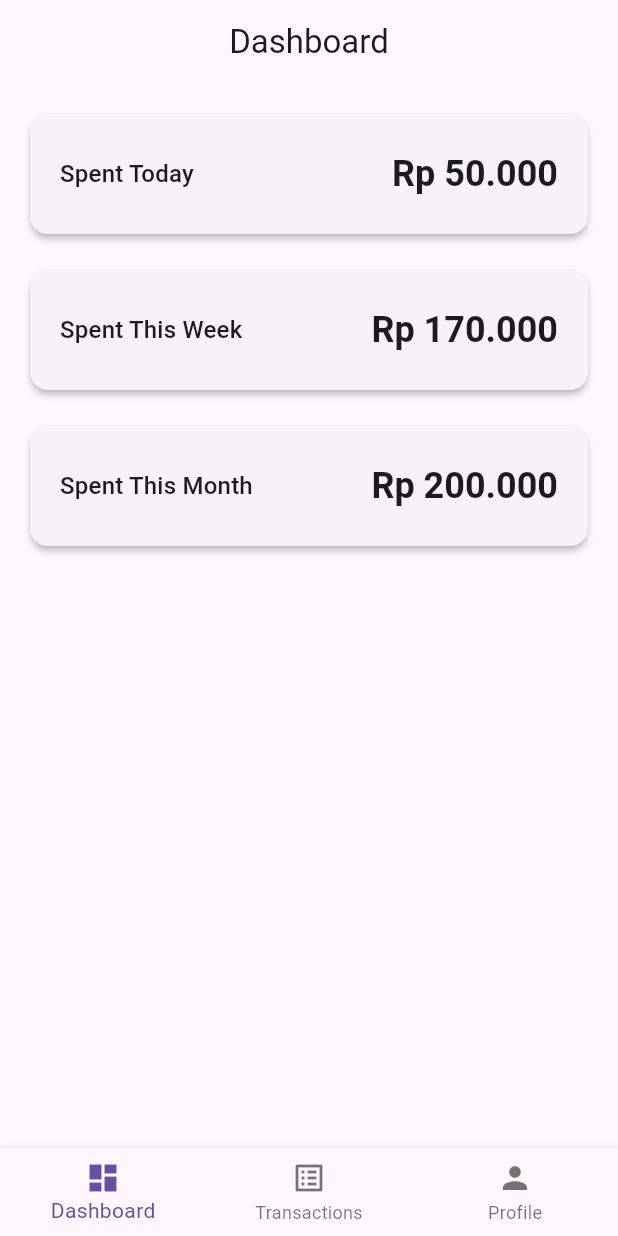
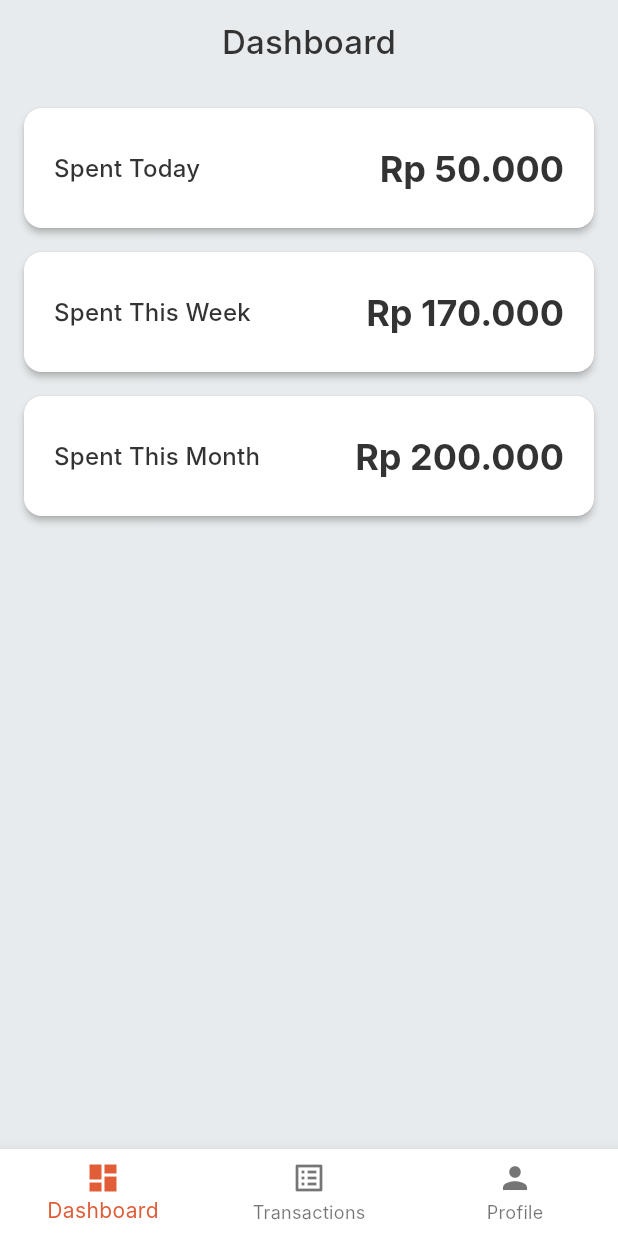
Before and after one commit to veedaisme/veeda-wallet, a Flutter app: the screen it shows after launch, on a phone screen of 412 x 824 dp. Run offline on Flutter 3.47's test engine with Material 3 defaults, Android fonts, the phone set to English and light mode, and no system bars; our stand-ins replace fl_chart, flutter_riverpod, flutter_secure_storage, get_it, go_router, isar and 1 more; accounts and stored records are empty; Roboto replaces fonts that are missing (Inter).

Commit message:
feat: implement app theme with light and dark mode support

```diff
--- a/mobile_app/lib/app.dart
+++ b/mobile_app/lib/app.dart
@@ -1,5 +1,6 @@
 import 'package:flutter/material.dart';
 import 'package:go_router/go_router.dart';
+import 'core/theme/app_theme.dart';
 
 import 'features/dashboard/dashboard_screen.dart';
 import 'features/transactions/transactions_screen.dart';
@@ -12,9 +13,9 @@ class VeedaApp extends StatelessWidget {
   Widget build(BuildContext context) {
     return MaterialApp.router(
       title: 'Simplest Spending Tracker',
-      theme: ThemeData(
-        primarySwatch: Colors.indigo,
-      ),
+      theme: AppTheme.lightTheme,
+      darkTheme: AppTheme.darkTheme,
+      themeMode: ThemeMode.system,
       routerConfig: _router,
     );
   }
--- /dev/null
+++ b/mobile_app/lib/core/theme/app_theme.dart
@@ -0,0 +1,276 @@
+import 'package:flutter/material.dart';
+
+// Helper function to convert HSL values from CSS to Flutter Color
+// CSS: hue (0-360), saturation (0-100%), lightness (0-100%)
+// Flutter HSLColor: hue (0-360), saturation (0-1.0), lightness (0-1.0)
+Color _hslToColor(double h, double s, double l, [double opacity = 1.0]) {
+  return HSLColor.fromAHSL(opacity, h, s / 100.0, l / 100.0).toColor();
+}
+
+class AppColors {
+  // Light Theme Colors from :root
+  static final Color lightBackground = _hslToColor(204.00, 12.20, 91.96);
+  static final Color lightForeground = _hslToColor(0, 0, 20);
+  static final Color lightCard = _hslToColor(0, 0, 100);
+  static final Color lightCardForeground = _hslToColor(0, 0, 20);
+  static final Color lightPopover = _hslToColor(0, 0, 100);
+  static final Color lightPopoverForeground = _hslToColor(0, 0, 20);
+  static final Color lightPrimary = _hslToColor(13.21, 73.04, 54.90);
+  static final Color lightPrimaryForeground = _hslToColor(0, 0, 100);
+  static final Color lightSecondary = _hslToColor(220.00, 14.29, 95.88);
+  static final Color lightSecondaryForeground = _hslToColor(215, 13.79, 34.12);
+  static final Color lightMuted = _hslToColor(210, 20.00, 98.04);
+  static final Color lightMutedForeground = _hslToColor(220, 8.94, 46.08);
+  static final Color lightAccent = _hslToColor(207.69, 46.43, 89.02);
+  static final Color lightAccentForeground = _hslToColor(224.44, 64.29, 32.94);
+  static final Color lightDestructive = _hslToColor(0, 84.24, 60.20);
+  static final Color lightDestructiveForeground = _hslToColor(0, 0, 100);
+  static final Color lightBorder = _hslToColor(210, 9.37, 87.45);
+  static final Color lightInput = _hslToColor(220, 15.79, 96.27);
+  static final Color lightRing = _hslToColor(13.21, 73.04, 54.90);
+
+  // Dark Theme Colors from .dark
+  static final Color darkBackground = _hslToColor(219.13, 29.11, 15.49);
+  static final Color darkForeground = _hslToColor(0, 0, 89.80);
+  static final Color darkCard = _hslToColor(223.64, 20.75, 20.78);
+  static final Color darkCardForeground = _hslToColor(0, 0, 89.80);
+  static final Color darkPopover = _hslToColor(223.33, 19.15, 18.43);
+  static final Color darkPopoverForeground = _hslToColor(0, 0, 89.80);
+  static final Color darkPrimary = _hslToColor(13.21, 73.04, 54.90); // Same as light
+  static final Color darkPrimaryForeground = _hslToColor(0, 0, 100); // Same as light
+  static final Color darkSecondary = _hslToColor(222, 19.23, 20.39);
+  static final Color darkSecondaryForeground = _hslToColor(0, 0, 89.80);
+  static final Color darkMuted = _hslToColor(222, 19.23, 20.39);
+  static final Color darkMutedForeground = _hslToColor(0, 0, 63.92);
+  static final Color darkAccent = _hslToColor(223.64, 34.38, 25.10);
+  static final Color darkAccentForeground = _hslToColor(213.33, 96.92, 87.25);
+  static final Color darkDestructive = _hslToColor(0, 84.24, 60.20); // Same as light
+  static final Color darkDestructiveForeground = _hslToColor(0, 0, 100); // Same as light
+  static final Color darkBorder = _hslToColor(224.35, 15.86, 28.43);
+  static final Color darkInput = _hslToColor(224.35, 15.86, 28.43);
+  static final Color darkRing = _hslToColor(13.21, 73.04, 54.90); // Same as light
+}
+
+class AppTheme {
+  static const String _fontSans = 'Inter';
+
+  static final double _radius = 12.0; // 0.75rem, assuming 1rem = 16px
+
+  static final ThemeData lightTheme = ThemeData(
+    brightness: Brightness.light,
+    primaryColor: AppColors.lightPrimary,
+    scaffoldBackgroundColor: AppColors.lightBackground,
+    fontFamily: _fontSans,
+    colorScheme: ColorScheme(
+      brightness: Brightness.light,
+      primary: AppColors.lightPrimary,
+      onPrimary: AppColors.lightPrimaryForeground,
+      secondary: AppColors.lightSecondary, // Using CSS 'secondary' for Flutter 'secondary'
+      onSecondary: AppColors.lightSecondaryForeground,
+      error: AppColors.lightDestructive,
+      onError: AppColors.lightDestructiveForeground,
+      background: AppColors.lightBackground,
+      onBackground: AppColors.lightForeground,
+      surface: AppColors.lightCard, // Using CSS 'card' for Flutter 'surface'
+      onSurface: AppColors.lightCardForeground,
+      outline: AppColors.lightBorder,
+      // Tertiary could map to accent or be a new color
+      tertiary: AppColors.lightAccent,
+      onTertiary: AppColors.lightAccentForeground,
+      // Inverse primary for things like SnackBar background on dark themes
+      inversePrimary: AppColors.darkPrimary,
+      // Surface tint is often a slightly opaque version of primary on surface
+      surfaceTint: AppColors.lightPrimary.withOpacity(0.05),
+    ),
+    textTheme: _textTheme(_fontSans, AppColors.lightForeground),
+    cardTheme: CardTheme(
+      elevation: 0, // CSS shadows are separate, Flutter's card elevation can be 0 if using custom shadows
+      color: AppColors.lightCard,
+      surfaceTintColor: AppColors.lightCard, // To prevent default tinting
+      shape: RoundedRectangleBorder(
+        borderRadius: BorderRadius.circular(_radius),
+        side: BorderSide(color: AppColors.lightBorder, width: 1),
+      ),
+      margin: EdgeInsets.all(0), // Default card margin, can be overridden
+    ),
+    inputDecorationTheme: InputDecorationTheme(
+      filled: true,
+      fillColor: AppColors.lightInput,
+      contentPadding: EdgeInsets.symmetric(horizontal: 16, vertical: 12),
+      border: OutlineInputBorder(
+        borderRadius: BorderRadius.circular(_radius),
+        borderSide: BorderSide(color: AppColors.lightBorder, width: 1),
+      ),
+      enabledBorder: OutlineInputBorder(
+        borderRadius: BorderRadius.circular(_radius),
+        borderSide: BorderSide(color: AppColors.lightBorder, width: 1),
+      ),
+      focusedBorder: OutlineInputBorder(
+        borderRadius: BorderRadius.circular(_radius),
+        borderSide: BorderSide(color: AppColors.lightRing, width: 2),
+      ),
+      labelStyle: TextStyle(color: AppColors.lightMutedForeground),
+      hintStyle: TextStyle(color: AppColors.lightMutedForeground.withOpacity(0.7)),
+    ),
+    appBarTheme: AppBarTheme(
+      backgroundColor: AppColors.lightBackground,
+      foregroundColor: AppColors.lightForeground,
+      elevation: 0, // Control shadow with a Border or custom shadow
+      surfaceTintColor: AppColors.lightBackground, // to prevent Material 3 tinting
+    ),
+    dialogTheme: DialogTheme(
+      backgroundColor: AppColors.lightPopover,
+      shape: RoundedRectangleBorder(borderRadius: BorderRadius.circular(_radius)),
+      titleTextStyle: TextStyle(fontFamily: _fontSans, color: AppColors.lightPopoverForeground, fontSize: 20, fontWeight: FontWeight.bold),
+      contentTextStyle: TextStyle(fontFamily: _fontSans, color: AppColors.lightPopoverForeground, fontSize: 16),
+    ),
+    elevatedButtonTheme: ElevatedButtonThemeData(
+      style: ElevatedButton.styleFrom(
+        backgroundColor: AppColors.lightPrimary,
+        foregroundColor: AppColors.lightPrimaryForeground,
+        shape: RoundedRectangleBorder(borderRadius: BorderRadius.circular(_radius)),
+        padding: EdgeInsets.symmetric(horizontal: 20, vertical: 12),
+        textStyle: TextStyle(fontFamily: _fontSans, fontWeight: FontWeight.w500)
+      ),
+    ),
+    outlinedButtonTheme: OutlinedButtonThemeData(
+       style: OutlinedButton.styleFrom(
+        foregroundColor: AppColors.lightPrimary,
+        side: BorderSide(color: AppColors.lightBorder),
+        shape: RoundedRectangleBorder(borderRadius: BorderRadius.circular(_radius)),
+        padding: EdgeInsets.symmetric(horizontal: 20, vertical: 12),
+        textStyle: TextStyle(fontFamily: _fontSans, fontWeight: FontWeight.w500)
+      ),
+    ),
+    textButtonTheme: TextButtonThemeData(
+      style: TextButton.styleFrom(
+        foregroundColor: AppColors.lightPrimary,
+        shape: RoundedRectangleBorder(borderRadius: BorderRadius.circular(_radius)),
+        padding: EdgeInsets.symmetric(horizontal: 20, vertical: 12),
+        textStyle: TextStyle(fontFamily: _fontSans, fontWeight: FontWeight.w500)
+      )
+    ),
+    dividerColor: AppColors.lightBorder,
+  );
+
+  static final ThemeData darkTheme = ThemeData(
+    brightness: Brightness.dark,
+    primaryColor: AppColors.darkPrimary,
+    scaffoldBackgroundColor: AppColors.darkBackground,
+    fontFamily: _fontSans,
+    colorScheme: ColorScheme(
+      brightness: Brightness.dark,
+      primary: AppColors.darkPrimary,
+      onPrimary: AppColors.darkPrimaryForeground,
+      secondary: AppColors.darkSecondary,
+      onSecondary: AppColors.darkSecondaryForeground,
+      error: AppColors.darkDestructive,
+      onError: AppColors.darkDestructiveForeground,
+      background: AppColors.darkBackground,
+      onBackground: AppColors.darkForeground,
+      surface: AppColors.darkCard,
+      onSurface: AppColors.darkCardForeground,
+      outline: AppColors.darkBorder,
+      tertiary: AppColors.darkAccent,
+      onTertiary: AppColors.darkAccentForeground,
+      inversePrimary: AppColors.lightPrimary,
+      surfaceTint: AppColors.darkPrimary.withOpacity(0.05),
+    ),
+    textTheme: _textTheme(_fontSans, AppColors.darkForeground),
+    cardTheme: CardTheme(
+      elevation: 0,
+      color: AppColors.darkCard,
+      surfaceTintColor: AppColors.darkCard,
+      shape: RoundedRectangleBorder(
+        borderRadius: BorderRadius.circular(_radius),
+        side: BorderSide(color: AppColors.darkBorder, width: 1),
+      ),
+      margin: EdgeInsets.all(0),
+    ),
+    inputDecorationTheme: InputDecorationTheme(
+      filled: true,
+      fillColor: AppColors.darkInput,
+      contentPadding: EdgeInsets.symmetric(horizontal: 16, vertical: 12),
+      border: OutlineInputBorder(
+        borderRadius: BorderRadius.circular(_radius),
+        borderSide: BorderSide(color: AppColors.darkBorder, width: 1),
+      ),
+      enabledBorder: OutlineInputBorder(
+        borderRadius: BorderRadius.circular(_radius),
+        borderSide: BorderSide(color: AppColors.darkBorder, width: 1),
+      ),
+      focusedBorder: OutlineInputBorder(
+        borderRadius: BorderRadius.circular(_radius),
+        borderSide: BorderSide(color: AppColors.darkRing, width: 2),
+      ),
+      labelStyle: TextStyle(color: AppColors.darkMutedForeground),
+      hintStyle: TextStyle(color: AppColors.darkMutedForeground.withOpacity(0.7)),
+    ),
+    appBarTheme: AppBarTheme(
+      backgroundColor: AppColors.darkBackground,
+      foregroundColor: AppColors.darkForeground,
+      elevation: 0,
+      surfaceTintColor: AppColors.darkBackground,
+    ),
+    dialogTheme: DialogTheme(
+      backgroundColor: AppColors.darkPopover,
+      shape: RoundedRectangleBorder(borderRadius: BorderRadius.circular(_radius)),
+      titleTextStyle: TextStyle(fontFamily: _fontSans, color: AppColors.darkPopoverForeground, fontSize: 20, fontWeight: FontWeight.bold),
+      contentTextStyle: TextStyle(fontFamily: _fontSans, color: AppColors.darkPopoverForeground, fontSize: 16),
+    ),
+    elevatedButtonTheme: ElevatedButtonThemeData(
+      style: ElevatedButton.styleFrom(
+        backgroundColor: AppColors.darkPrimary,
+        foregroundColor: AppColors.darkPrimaryForeground,
+        shape: RoundedRectangleBorder(borderRadius: BorderRadius.circular(_radius)),
+        padding: EdgeInsets.symmetric(horizontal: 20, vertical: 12),
+        textStyle: TextStyle(fontFamily: _fontSans, fontWeight: FontWeight.w500)
+      ),
+    ),
+    outlinedButtonTheme: OutlinedButtonThemeData(
+       style: OutlinedButton.styleFrom(
+        foregroundColor: AppColors.darkPrimary,
+        side: BorderSide(color: AppColors.darkBorder),
+        shape: RoundedRectangleBorder(borderRadius: BorderRadius.circular(_radius)),
+        padding: EdgeInsets.symmetric(horizontal: 20, vertical: 12),
+        textStyle: TextStyle(fontFamily: _fontSans, fontWeight: FontWeight.w500)
+      ),
+    ),
+    textButtonTheme: TextButtonThemeData(
+      style: TextButton.styleFrom(
+        foregroundColor: AppColors.darkPrimary,
+        shape: RoundedRectangleBorder(borderRadius: BorderRadius.circular(_radius)),
+        padding: EdgeInsets.symmetric(horizontal: 20, vertical: 12),
+        textStyle: TextStyle(fontFamily: _fontSans, fontWeight: FontWeight.w500)
+      )
+    ),
+    dividerColor: AppColors.darkBorder,
+  );
+
+  // Basic TextTheme, can be expanded further
+  static TextTheme _textTheme(String fontFamily, Color displayColor) {
+    // Using Material 3 type scale as a base for font sizes
+    // You might want to adjust these sizes to better match your web theme
+    return TextTheme(
+      displayLarge: TextStyle(fontFamily: fontFamily, fontSize: 57, fontWeight: FontWeight.w400, color: displayColor, letterSpacing: -0.25),
+      displayMedium: TextStyle(fontFamily: fontFamily, fontSize: 45, fontWeight: FontWeight.w400, color: displayColor, letterSpacing: 0),
+      displaySmall: TextStyle(fontFamily: fontFamily, fontSize: 36, fontWeight: FontWeight.w400, color: displayColor, letterSpacing: 0),
+
+      headlineLarge: TextStyle(fontFamily: fontFamily, fontSize: 32, fontWeight: FontWeight.w400, color: displayColor, letterSpacing: 0),
+      headlineMedium: TextStyle(fontFamily: fontFamily, fontSize: 28, fontWeight: FontWeight.w400, color: displayColor, letterSpacing: 0),
+      headlineSmall: TextStyle(fontFamily: fontFamily, fontSize: 24, fontWeight: FontWeight.w400, color: displayColor, letterSpacing: 0),
+
+      titleLarge: TextStyle(fontFamily: fontFamily, fontSize: 22, fontWeight: FontWeight.w500, color: displayColor, letterSpacing: 0.15),
+      titleMedium: TextStyle(fontFamily: fontFamily, fontSize: 16, fontWeight: FontWeight.w500, color: displayColor, letterSpacing: 0.15),
+      titleSmall: TextStyle(fontFamily: fontFamily, fontSize: 14, fontWeight: FontWeight.w500, color: displayColor, letterSpacing: 0.1),
+
+      bodyLarge: TextStyle(fontFamily: fontFamily, fontSize: 16, fontWeight: FontWeight.w400, color: displayColor, letterSpacing: 0.5),
+      bodyMedium: TextStyle(fontFamily: fontFamily, fontSize: 14, fontWeight: FontWeight.w400, color: displayColor, letterSpacing: 0.25),
+      bodySmall: TextStyle(fontFamily: fontFamily, fontSize: 12, fontWeight: FontWeight.w400, color: displayColor, letterSpacing: 0.4),
+
+      labelLarge: TextStyle(fontFamily: fontFamily, fontSize: 14, fontWeight: FontWeight.w500, color: displayColor, letterSpacing: 0.1),
+      labelMedium: TextStyle(fontFamily: fontFamily, fontSize: 12, fontWeight: FontWeight.w500, color: displayColor, letterSpacing: 0.5),
+      labelSmall: TextStyle(fontFamily: fontFamily, fontSize: 11, fontWeight: FontWeight.w500, color: displayColor, letterSpacing: 0.5),
+    ).apply(fontFamily: fontFamily, displayColor: displayColor, bodyColor: displayColor);
+  }
+}
```
Also changed, not shown: 14 other files.
